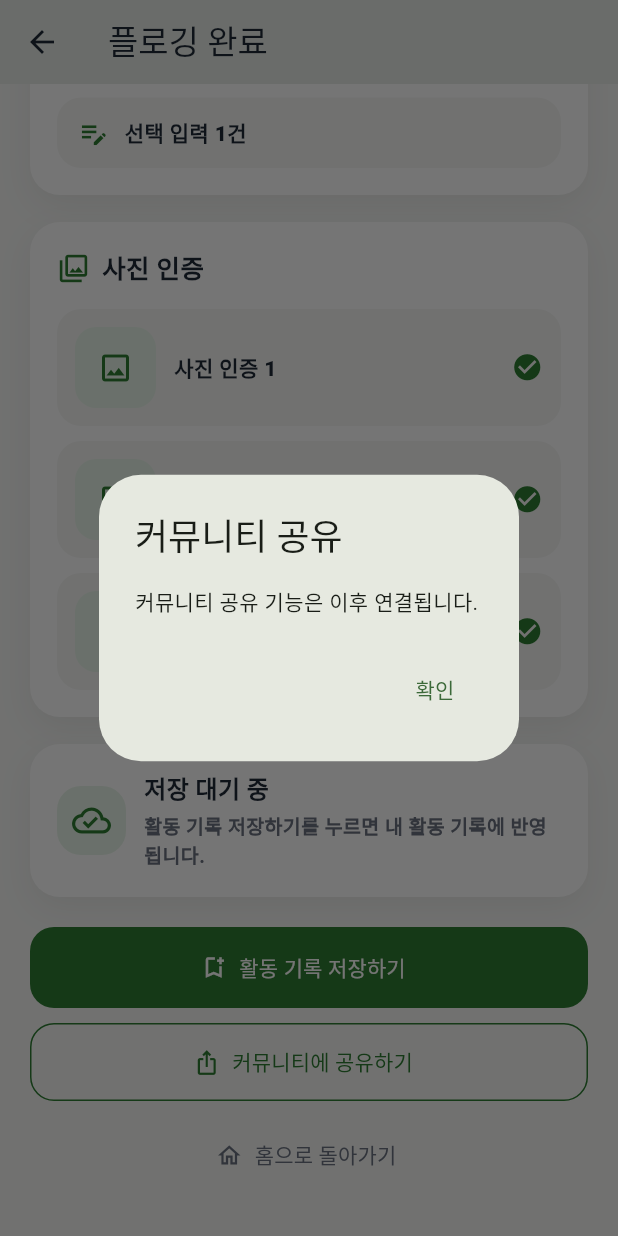
After one commit to swan2407/plogging_app, a Flutter app: the PloggingResultScreen screen opened directly, scrolled down 567 dp, after a tap on "커뮤니티에 공유하기", on a phone screen of 412 x 824 dp. The commit adds this screen. Run offline on Flutter 3.47's test engine with Material 3 defaults, Android fonts, the phone set to English and light mode, and no system bars; our stand-ins replace flutter_svg.

Commit message:
add personal plogging result

```diff
--- a/frontend/lib/features/plogging/presentation/personal_plogging_screen.dart
+++ b/frontend/lib/features/plogging/presentation/personal_plogging_screen.dart
@@ -2,6 +2,7 @@ import 'package:flutter/material.dart';
 
 import '../../../core/auth/mock_auth_controller.dart';
 import '../../auth/presentation/login_screen.dart';
+import 'plogging_result_screen.dart';
 
 class PersonalPloggingScreen extends StatefulWidget {
   const PersonalPloggingScreen({super.key});
@@ -13,7 +14,7 @@ class PersonalPloggingScreen extends StatefulWidget {
 class _PersonalPloggingScreenState extends State<PersonalPloggingScreen> {
   bool _isStarted = false;
   bool _isPaused = false;
-  int _trashCount = 0;
+  int _trashCertificationCount = 0;
 
   static const _green = Color(0xFF2E7D32);
   static const _lightGreen = Color(0xFFE8F5E9);
@@ -25,6 +26,7 @@ class _PersonalPloggingScreenState extends State<PersonalPloggingScreen> {
     setState(() {
       _isStarted = true;
       _isPaused = false;
+      _trashCertificationCount = 0;
     });
   }
 
@@ -34,12 +36,48 @@ class _PersonalPloggingScreenState extends State<PersonalPloggingScreen> {
     });
   }
 
-  void _finishPlogging() {
+  Future<void> _finishPlogging() async {
+    if (!_isStarted) {
+      ScaffoldMessenger.of(
+        context,
+      ).showSnackBar(const SnackBar(content: Text('먼저 플로깅을 시작해 주세요.')));
+      return;
+    }
+
+    final shouldFinish = await showDialog<bool>(
+      context: context,
+      builder: (context) {
+        return AlertDialog(
+          title: const Text('플로깅을 종료할까요?'),
+          actions: [
+            TextButton(
+              onPressed: () => Navigator.of(context).pop(false),
+              child: const Text('취소'),
+            ),
+            FilledButton(
+              onPressed: () => Navigator.of(context).pop(true),
+              child: const Text('종료하기'),
+            ),
+          ],
+        );
+      },
+    );
+
+    if (shouldFinish != true || !mounted) {
+      return;
+    }
+
     setState(() {
       _isStarted = false;
       _isPaused = false;
-      _trashCount = 0;
+      _trashCertificationCount = 0;
     });
+
+    Navigator.of(context).push(
+      MaterialPageRoute<void>(
+        builder: (context) => const PloggingResultScreen(),
+      ),
+    );
   }
 
   void _showTrashRegistrationSheet() {
@@ -54,7 +92,7 @@ class _PersonalPloggingScreenState extends State<PersonalPloggingScreen> {
         return _TrashRegistrationSheet(
           onRegister: () {
             setState(() {
-              _trashCount++;
+              _trashCertificationCount++;
             });
           },
         );
@@ -97,7 +135,10 @@ class _PersonalPloggingScreenState extends State<PersonalPloggingScreen> {
                 const _MapPlaceholderCard(),
                 const SizedBox(height: 18),
                 if (_isStarted) ...[
-                  _StatusCard(isPaused: _isPaused, trashCount: _trashCount),
+                  _StatusCard(
+                    isPaused: _isPaused,
+                    trashCertificationCount: _trashCertificationCount,
+                  ),
                   const SizedBox(height: 18),
                   _ActionButtons(
                     isPaused: _isPaused,
@@ -210,7 +251,7 @@ class _ScreenHeader extends StatelessWidget {
         ),
         SizedBox(height: 6),
         Text(
-          '가볍게 시작하고 활동 기록을 남겨보세요.',
+          '가볍게 시작하고 오늘의 활동을 기록해 보세요.',
           style: TextStyle(
             color: _PersonalPloggingScreenState._grayText,
             fontSize: 14,
@@ -265,7 +306,7 @@ class _MapPlaceholderCard extends StatelessWidget {
             ),
             SizedBox(height: 6),
             Text(
-              '실제 지도와 GPS는 추후 연결 예정',
+              '실제 GPS와 지도는 이후 연결됩니다.',
               style: TextStyle(
                 color: _PersonalPloggingScreenState._grayText,
                 fontSize: 13,
@@ -280,10 +321,13 @@ class _MapPlaceholderCard extends StatelessWidget {
 }
 
 class _StatusCard extends StatelessWidget {
-  const _StatusCard({required this.isPaused, required this.trashCount});
+  const _StatusCard({
+    required this.isPaused,
+    required this.trashCertificationCount,
+  });
 
   final bool isPaused;
-  final int trashCount;
+  final int trashCertificationCount;
 
   @override
   Widget build(BuildContext context) {
@@ -340,9 +384,9 @@ class _StatusCard extends StatelessWidget {
               const SizedBox(width: 10),
               Expanded(
                 child: _StatusMetric(
-                  icon: Icons.delete_outline,
-                  value: '$trashCount개',
-                  label: '수거한 쓰레기',
+                  icon: Icons.add_a_photo_outlined,
+                  value: '$trashCertificationCount개',
+                  label: '사진 인증',
                 ),
               ),
             ],
@@ -532,11 +576,21 @@ class _TrashRegistrationSheetState extends State<_TrashRegistrationSheet> {
           crossAxisAlignment: CrossAxisAlignment.start,
           children: [
             const Text(
-              '쓰레기 인증 등록',
+              '쓰레기 사진 인증',
               style: TextStyle(
                 color: _PersonalPloggingScreenState._darkText,
                 fontSize: 20,
                 fontWeight: FontWeight.w900,
+              ),
+            ),
+            const SizedBox(height: 8),
+            const Text(
+              '사진 인증을 먼저 남기고, 종류와 개수는 필요할 때만 입력하세요.',
+              style: TextStyle(
+                color: _PersonalPloggingScreenState._grayText,
+                fontSize: 13,
+                fontWeight: FontWeight.w600,
+                height: 1.4,
               ),
             ),
             const SizedBox(height: 18),
@@ -546,8 +600,8 @@ class _TrashRegistrationSheetState extends State<_TrashRegistrationSheet> {
             const SizedBox(height: 12),
             DropdownButtonFormField<String>(
               initialValue: _trashType,
-              decoration: _inputDecoration('쓰레기 종류 선택'),
-              hint: const Text('선택'),
+              decoration: _inputDecoration('쓰레기 종류'),
+              hint: const Text('선택 안 함'),
               items: const [
                 DropdownMenuItem(value: '플라스틱', child: Text('플라스틱')),
                 DropdownMenuItem(value: '캔', child: Text('캔')),
@@ -564,15 +618,15 @@ class _TrashRegistrationSheetState extends State<_TrashRegistrationSheet> {
             const SizedBox(height: 12),
             TextField(
               keyboardType: TextInputType.number,
-              decoration: _inputDecoration('개수 선택'),
+              decoration: _inputDecoration('개수'),
             ),
             const SizedBox(height: 12),
             TextField(
               keyboardType: TextInputType.number,
-              decoration: _inputDecoration('예상 무게 선택'),
+              decoration: _inputDecoration('예상 무게'),
             ),
             const SizedBox(height: 12),
-            TextField(maxLines: 3, decoration: _inputDecoration('메모 선택')),
+            TextField(maxLines: 3, decoration: _inputDecoration('메모')),
             const SizedBox(height: 18),
             SizedBox(
               width: double.infinity,
@@ -582,7 +636,7 @@ class _TrashRegistrationSheetState extends State<_TrashRegistrationSheet> {
                   widget.onRegister();
                   Navigator.of(context).pop();
                   ScaffoldMessenger.of(context).showSnackBar(
-                    const SnackBar(content: Text('쓰레기 인증을 등록했습니다.')),
+                    const SnackBar(content: Text('사진 인증이 등록되었습니다.')),
                   );
                 },
                 style: FilledButton.styleFrom(
@@ -593,7 +647,7 @@ class _TrashRegistrationSheetState extends State<_TrashRegistrationSheet> {
                   ),
                 ),
                 child: const Text(
-                  '인증 등록하기',
+                  '사진 인증 등록하기',
                   style: TextStyle(fontSize: 16, fontWeight: FontWeight.w900),
                 ),
               ),
@@ -649,7 +703,7 @@ class _PhotoCertificationCard extends StatelessWidget {
                 ),
                 SizedBox(height: 10),
                 Text(
-                  '사진으로 간단히 인증해 주세요',
+                  '사진으로 간단히 인증해 주세요.',
                   style: TextStyle(
                     color: _PersonalPloggingScreenState._darkText,
                     fontSize: 15,
@@ -666,7 +720,7 @@ class _PhotoCertificationCard extends StatelessWidget {
             child: FilledButton.icon(
               onPressed: () {
                 ScaffoldMessenger.of(context).showSnackBar(
-                  const SnackBar(content: Text('카메라 연결은 추후 제공됩니다.')),
+                  const SnackBar(content: Text('카메라 연결은 이후 제공됩니다.')),
                 );
               },
               icon: const Icon(Icons.photo_camera_outlined),
--- /dev/null
+++ b/frontend/lib/features/plogging/presentation/plogging_result_screen.dart
@@ -0,0 +1,520 @@
+import 'package:flutter/material.dart';
+
+class PloggingResultScreen extends StatelessWidget {
+  const PloggingResultScreen({super.key});
+
+  static const _green = Color(0xFF2E7D32);
+  static const _lightGreen = Color(0xFFE8F5E9);
+  static const _background = Color(0xFFF6F7F5);
+  static const _darkText = Color(0xFF1F2937);
+  static const _grayText = Color(0xFF6B7280);
+
+  static const _duration = '42분';
+  static const _distance = '2.4km';
+  static const _trashCertifications = '3개';
+  static const _region = '경기 수원시';
+
+  String get _activityDate {
+    final now = DateTime.now();
+    return '${now.year}.${_twoDigits(now.month)}.${_twoDigits(now.day)}';
+  }
+
+  String _twoDigits(int value) => value.toString().padLeft(2, '0');
+
+  void _saveActivity(BuildContext context) {
+    ScaffoldMessenger.of(
+      context,
+    ).showSnackBar(const SnackBar(content: Text('활동 기록이 저장되었습니다.')));
+  }
+
+  void _shareToCommunity(BuildContext context) {
+    showDialog<void>(
+      context: context,
+      builder: (context) {
+        return AlertDialog(
+          title: const Text('커뮤니티 공유'),
+          content: const Text('커뮤니티 공유 기능은 이후 연결됩니다.'),
+          actions: [
+            TextButton(
+              onPressed: () => Navigator.of(context).pop(),
+              child: const Text('확인'),
+            ),
+          ],
+        );
+      },
+    );
+  }
+
+  void _goHome(BuildContext context) {
+    Navigator.of(context).popUntil((route) => route.isFirst);
+  }
+
+  @override
+  Widget build(BuildContext context) {
+    return Scaffold(
+      backgroundColor: _background,
+      appBar: AppBar(
+        title: const Text('플로깅 완료'),
+        backgroundColor: _background,
+        foregroundColor: _darkText,
+        elevation: 0,
+      ),
+      body: SafeArea(
+        child: ListView(
+          padding: const EdgeInsets.fromLTRB(20, 12, 20, 28),
+          children: [
+            const _CompletionHeader(),
+            const SizedBox(height: 18),
+            _SummaryCard(activityDate: _activityDate),
+            const SizedBox(height: 18),
+            const _TrashSummaryCard(),
+            const SizedBox(height: 18),
+            const _PhotoCertificationList(),
+            const SizedBox(height: 18),
+            const _SaveStatusCard(),
+            const SizedBox(height: 20),
+            _ResultActions(
+              onSavePressed: () => _saveActivity(context),
+              onSharePressed: () => _shareToCommunity(context),
+              onHomePressed: () => _goHome(context),
+            ),
+          ],
+        ),
+      ),
+    );
+  }
+}
+
+class _CompletionHeader extends StatelessWidget {
+  const _CompletionHeader();
+
+  @override
+  Widget build(BuildContext context) {
+    return const _ResultCard(
+      child: Row(
+        children: [
+          _IconBadge(icon: Icons.check_circle_outline),
+          SizedBox(width: 14),
+          Expanded(
+            child: Column(
+              crossAxisAlignment: CrossAxisAlignment.start,
+              children: [
+                Text(
+                  '플로깅 완료',
+                  style: TextStyle(
+                    color: PloggingResultScreen._darkText,
+                    fontSize: 24,
+                    fontWeight: FontWeight.w900,
+                  ),
+                ),
+                SizedBox(height: 6),
+                Text(
+                  '오늘의 활동 요약을 확인해 보세요.',
+                  style: TextStyle(
+                    color: PloggingResultScreen._grayText,
+                    fontSize: 14,
+                    fontWeight: FontWeight.w600,
+                  ),
+                ),
+              ],
+            ),
+          ),
+        ],
+      ),
+    );
+  }
+}
+
+class _SummaryCard extends StatelessWidget {
+  const _SummaryCard({required this.activityDate});
+
+  final String activityDate;
+
+  @override
+  Widget build(BuildContext context) {
+    return _ResultCard(
+      child: Column(
+        crossAxisAlignment: CrossAxisAlignment.start,
+        children: [
+          const _CardTitle(icon: Icons.insights_outlined, title: '활동 요약'),
+          const SizedBox(height: 16),
+          _InfoRow(
+            icon: Icons.calendar_today_outlined,
+            label: '활동 날짜',
+            value: activityDate,
+          ),
+          const _InfoRow(
+            icon: Icons.schedule_outlined,
+            label: '활동 시간',
+            value: PloggingResultScreen._duration,
+          ),
+          const _InfoRow(
+            icon: Icons.route_outlined,
+            label: '이동 거리',
+            value: PloggingResultScreen._distance,
+          ),
+          const _InfoRow(
+            icon: Icons.add_a_photo_outlined,
+            label: '쓰레기 인증',
+            value: PloggingResultScreen._trashCertifications,
+          ),
+          const _InfoRow(
+            icon: Icons.location_on_outlined,
+            label: '활동 지역',
+            value: PloggingResultScreen._region,
+            showDivider: false,
+          ),
+        ],
+      ),
+    );
+  }
+}
+
+class _TrashSummaryCard extends StatelessWidget {
+  const _TrashSummaryCard();
+
+  @override
+  Widget build(BuildContext context) {
+    return const _ResultCard(
+      child: Column(
+        crossAxisAlignment: CrossAxisAlignment.start,
+        children: [
+          _CardTitle(icon: Icons.delete_outline, title: '수거한 쓰레기 요약'),
+          SizedBox(height: 14),
+          _SummaryPill(icon: Icons.photo_camera_outlined, label: '사진 인증 3건'),
+          SizedBox(height: 10),
+          _SummaryPill(icon: Icons.edit_note_outlined, label: '선택 입력 1건'),
+        ],
+      ),
+    );
+  }
+}
+
+class _PhotoCertificationList extends StatelessWidget {
+  const _PhotoCertificationList();
+
+  @override
+  Widget build(BuildContext context) {
+    return _ResultCard(
+      child: Column(
+        crossAxisAlignment: CrossAxisAlignment.start,
+        children: [
+          const _CardTitle(icon: Icons.photo_library_outlined, title: '사진 인증'),
+          const SizedBox(height: 14),
+          for (var index = 1; index <= 3; index++) ...[
+            _PhotoPlaceholder(index: index),
+            if (index < 3) const SizedBox(height: 10),
+          ],
+        ],
+      ),
+    );
+  }
+}
+
+class _SaveStatusCard extends StatelessWidget {
+  const _SaveStatusCard();
+
+  @override
+  Widget build(BuildContext context) {
+    return const _ResultCard(
+      child: Row(
+        children: [
+          _IconBadge(icon: Icons.cloud_done_outlined),
+          SizedBox(width: 12),
+          Expanded(
+            child: Column(
+              crossAxisAlignment: CrossAxisAlignment.start,
+              children: [
+                Text(
+                  '저장 대기 중',
+                  style: TextStyle(
+                    color: PloggingResultScreen._darkText,
+                    fontSize: 16,
+                    fontWeight: FontWeight.w900,
+                  ),
+                ),
+                SizedBox(height: 4),
+                Text(
+                  '활동 기록 저장하기를 누르면 내 활동 기록에 반영됩니다.',
+                  style: TextStyle(
+                    color: PloggingResultScreen._grayText,
+                    fontSize: 13,
+                    fontWeight: FontWeight.w600,
+                    height: 1.35,
+                  ),
+                ),
+              ],
+            ),
+          ),
+        ],
+      ),
+    );
+  }
+}
+
+class _ResultActions extends StatelessWidget {
+  const _ResultActions({
+    required this.onSavePressed,
+    required this.onSharePressed,
+    required this.onHomePressed,
+  });
+
+  final VoidCallback onSavePressed;
+  final VoidCallback onSharePressed;
+  final VoidCallback onHomePressed;
+
+  @override
+  Widget build(BuildContext context) {
+    return Column(
+      children: [
+        SizedBox(
+          width: double.infinity,
+          height: 54,
+          child: FilledButton.icon(
+            onPressed: onSavePressed,
+            icon: const Icon(Icons.bookmark_add_outlined),
+            label: const Text('활동 기록 저장하기'),
+            style: FilledButton.styleFrom(
+              backgroundColor: PloggingResultScreen._green,
+              foregroundColor: Colors.white,
+              shape: RoundedRectangleBorder(
+                borderRadius: BorderRadius.circular(16),
+              ),
+            ),
+          ),
+        ),
+        const SizedBox(height: 10),
+        SizedBox(
+          width: double.infinity,
+          height: 52,
+          child: OutlinedButton.icon(
+            onPressed: onSharePressed,
+            icon: const Icon(Icons.ios_share_outlined),
+            label: const Text('커뮤니티에 공유하기'),
+            style: OutlinedButton.styleFrom(
+              foregroundColor: PloggingResultScreen._green,
+              side: const BorderSide(color: PloggingResultScreen._green),
+              shape: RoundedRectangleBorder(
+                borderRadius: BorderRadius.circular(16),
+              ),
+            ),
+          ),
+        ),
+        const SizedBox(height: 10),
+        SizedBox(
+          width: double.infinity,
+          height: 52,
+          child: TextButton.icon(
+            onPressed: onHomePressed,
+            icon: const Icon(Icons.home_outlined),
+            label: const Text('홈으로 돌아가기'),
+            style: TextButton.styleFrom(
+              foregroundColor: PloggingResultScreen._grayText,
+              shape: RoundedRectangleBorder(
+                borderRadius: BorderRadius.circular(16),
+              ),
+            ),
+          ),
+        ),
+      ],
+    );
+  }
+}
+
+class _InfoRow extends StatelessWidget {
+  const _InfoRow({
+    required this.icon,
+    required this.label,
+    required this.value,
+    this.showDivider = true,
+  });
+
+  final IconData icon;
+  final String label;
+  final String value;
+  final bool showDivider;
+
+  @override
+  Widget build(BuildContext context) {
+    return Column(
+      children: [
+        Row(
+          children: [
+            Icon(icon, color: PloggingResultScreen._green, size: 21),
+            const SizedBox(width: 10),
+            Expanded(
+              child: Text(
+                label,
+                style: const TextStyle(
+                  color: PloggingResultScreen._grayText,
+                  fontSize: 14,
+                  fontWeight: FontWeight.w700,
+                ),
+              ),
+            ),
+            Text(
+              value,
+              style: const TextStyle(
+                color: PloggingResultScreen._darkText,
+                fontSize: 15,
+                fontWeight: FontWeight.w900,
+              ),
+            ),
+          ],
+        ),
+        if (showDivider) const Divider(height: 22, color: Color(0xFFE5E7EB)),
+      ],
+    );
+  }
+}
+
+class _CardTitle extends StatelessWidget {
+  const _CardTitle({required this.icon, required this.title});
+
+  final IconData icon;
+  final String title;
+
+  @override
+  Widget build(BuildContext context) {
+    return Row(
+      children: [
+        Icon(icon, color: PloggingResultScreen._green, size: 22),
+        const SizedBox(width: 8),
+        Text(
+          title,
+          style: const TextStyle(
+            color: PloggingResultScreen._darkText,
+            fontSize: 17,
+            fontWeight: FontWeight.w900,
+          ),
+        ),
+      ],
+    );
+  }
+}
+
+class _SummaryPill extends StatelessWidget {
+  const _SummaryPill({required this.icon, required this.label});
+
+  final IconData icon;
+  final String label;
+
+  @override
+  Widget build(BuildContext context) {
+    return Container(
+      width: double.infinity,
+      padding: const EdgeInsets.symmetric(horizontal: 14, vertical: 13),
+      decoration: BoxDecoration(
+        color: PloggingResultScreen._background,
+        borderRadius: BorderRadius.circular(16),
+      ),
+      child: Row(
+        children: [
+          Icon(icon, color: PloggingResultScreen._green, size: 21),
+          const SizedBox(width: 10),
+          Text(
+            label,
+            style: const TextStyle(
+              color: PloggingResultScreen._darkText,
+              fontSize: 14,
+              fontWeight: FontWeight.w800,
+            ),
+          ),
+        ],
+      ),
+    );
+  }
+}
+
+class _PhotoPlaceholder extends StatelessWidget {
+  const _PhotoPlaceholder({required this.index});
+
+  final int index;
+
+  @override
+  Widget build(BuildContext context) {
+    return Container(
+      padding: const EdgeInsets.all(12),
+      decoration: BoxDecoration(
+        color: PloggingResultScreen._background,
+        borderRadius: BorderRadius.circular(16),
+      ),
+      child: Row(
+        children: [
+          Container(
+            width: 54,
+            height: 54,
+            decoration: BoxDecoration(
+              color: PloggingResultScreen._lightGreen,
+              borderRadius: BorderRadius.circular(14),
+            ),
+            child: const Icon(
+              Icons.image_outlined,
+              color: PloggingResultScreen._green,
+            ),
+          ),
+          const SizedBox(width: 12),
+          Expanded(
+            child: Text(
+              '사진 인증 $index',
+              style: const TextStyle(
+                color: PloggingResultScreen._darkText,
+                fontSize: 14,
+                fontWeight: FontWeight.w800,
+              ),
+            ),
+          ),
+          const Icon(
+            Icons.check_circle,
+            color: PloggingResultScreen._green,
+            size: 21,
+          ),
+        ],
+      ),
+    );
+  }
+}
+
+class _IconBadge extends StatelessWidget {
+  const _IconBadge({required this.icon});
+
+  final IconData icon;
+
+  @override
+  Widget build(BuildContext context) {
+    return Container(
+      width: 46,
+      height: 46,
+      decoration: BoxDecoration(
+        color: PloggingResultScreen._lightGreen,
+        borderRadius: BorderRadius.circular(16),
+      ),
+      child: Icon(icon, color: PloggingResultScreen._green, size: 26),
+    );
+  }
+}
+
+class _ResultCard extends StatelessWidget {
+  const _ResultCard({required this.child});
+
+  final Widget child;
+
+  @override
+  Widget build(BuildContext context) {
+    return Container(
+      padding: const EdgeInsets.all(18),
+      decoration: BoxDecoration(
+        color: Colors.white,
+        borderRadius: BorderRadius.circular(20),
+        boxShadow: [
+          BoxShadow(
+            color: Colors.black.withValues(alpha: 0.06),
+            blurRadius: 18,
+            offset: const Offset(0, 8),
+          ),
+        ],
+      ),
+      child: child,
+    );
+  }
+}
```
